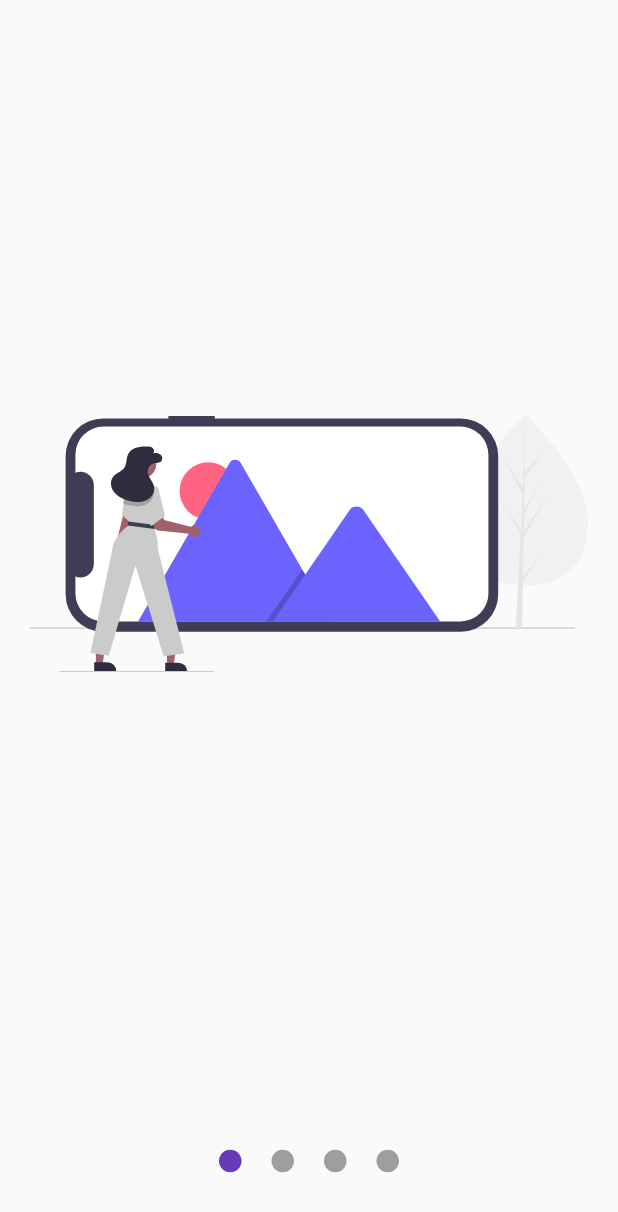
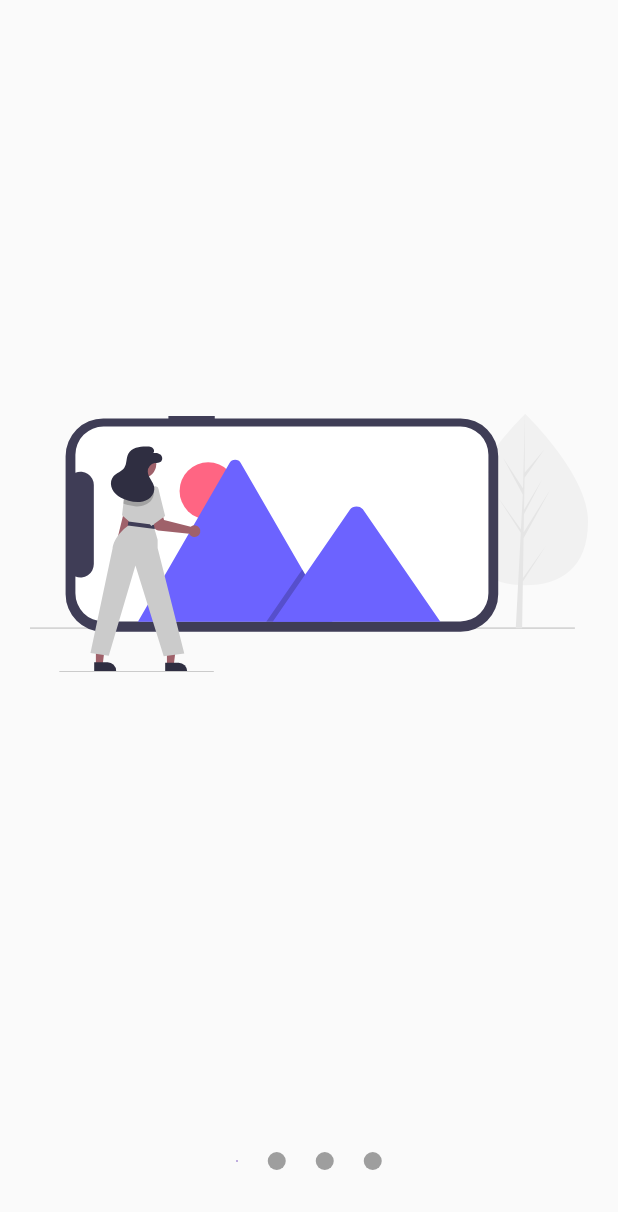
Before and after one commit to PACOdergod/app_dise-os_avanzados, a Flutter app: the screen it shows after launch, on a phone screen of 412 x 824 dp. Shown: the top 1212 px of the screen. Run offline on Flutter 3.47's test engine with Material 2 defaults, Android fonts, the phone set to English and light mode, and no system bars; our stand-ins replace flutter_svg.

Commit message:
ya se puede definir los tamaños de los puntos

```diff
--- a/lib/src/pages/sliceshow_page.dart
+++ b/lib/src/pages/sliceshow_page.dart
@@ -22,6 +22,8 @@ class SlideShowPage extends StatelessWidget {
         // SvgPicture.asset('assets/svgs/5.svg'),
       ],
       color: Colors.deepPurple,
+      tamPri: 1,
+      tamSec: 12,
       ),),
     );
   }
--- a/lib/src/widgets/slideshow.dart
+++ b/lib/src/widgets/slideshow.dart
@@ -14,20 +14,28 @@ class _SliderModel with ChangeNotifier {
   Color color;
   Color get colorP => color;
 
-
   Color colorSec;
   Color get colorS => colorSec;
+
+  double _tamAct;
+  double get tamAct => _tamAct;
+  double _tamSec;
+  double get tamSec => _tamSec;
 }
 
 class Slideshow extends StatelessWidget {
   final List<Widget> slides;
   final Color color;
   final Color colorSec;
+  final double tamPri;
+  final double tamSec;
 
   Slideshow({
     @required this.slides,
     this.color = Colors.blue,
     this.colorSec = Colors.grey,
+    this.tamPri = 15,
+    this.tamSec = 15,
   });
 
   @override
@@ -38,6 +46,9 @@ class Slideshow extends StatelessWidget {
         builder: (BuildContext context) {
           Provider.of<_SliderModel>(context).color = this.color;
           Provider.of<_SliderModel>(context).colorSec = this.colorSec;
+
+          Provider.of<_SliderModel>(context)._tamAct = this.tamPri;
+          Provider.of<_SliderModel>(context)._tamSec = this.tamSec;
 
           return Column(
             children: [
@@ -84,13 +95,25 @@ class _Punto extends StatelessWidget {
   Widget build(BuildContext context) {
     final sm = Provider.of<_SliderModel>(context);
 
+    double tam;
+    Color color;
+
+    if (sm._currentPage >= index-0.5 && sm._currentPage < index+0.5) {
+      // este punto es el mismo del index de la imagen
+      tam = sm.tamAct;
+      color = sm.colorP;
+    } else {
+      tam = sm.tamSec;
+      color = sm.colorS;
+    }
+
     return AnimatedContainer(
       duration: Duration(milliseconds: 200),
       margin: EdgeInsets.all(10),
-      height: 15,
-      width: 15,
+      height: tam,
+      width: tam,
       decoration: BoxDecoration(
-          color: (sm._currentPage.round() == index) ? sm.colorP : sm.colorS,
+          color: color,
           shape: BoxShape.circle),
     );
   }
```
